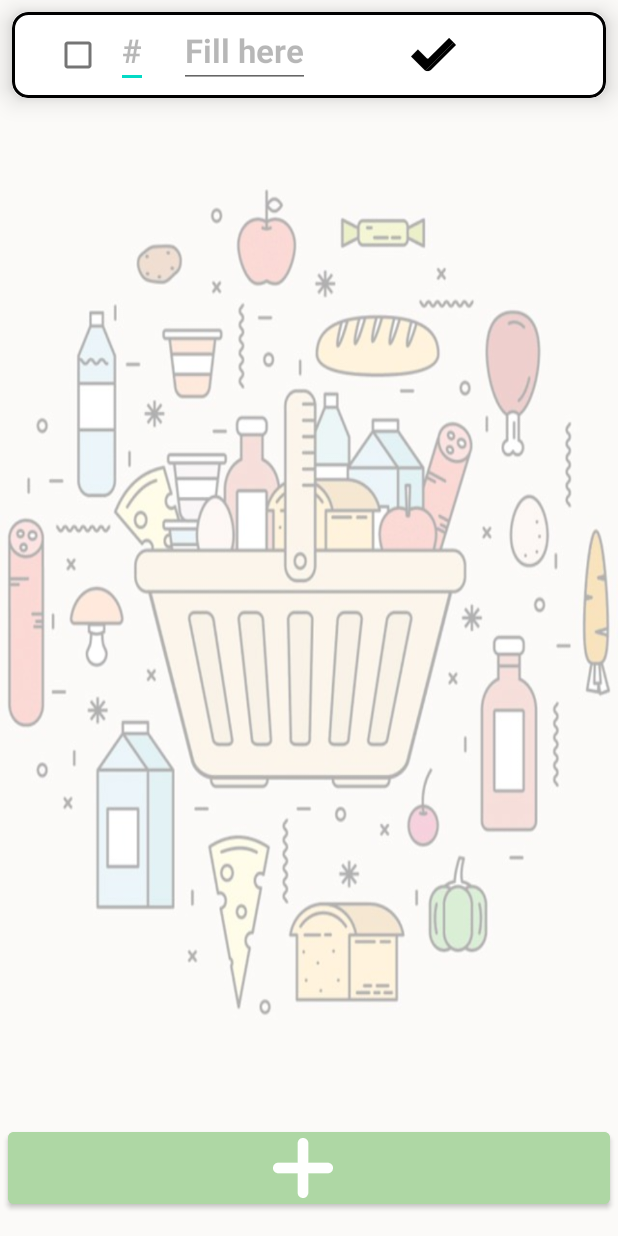
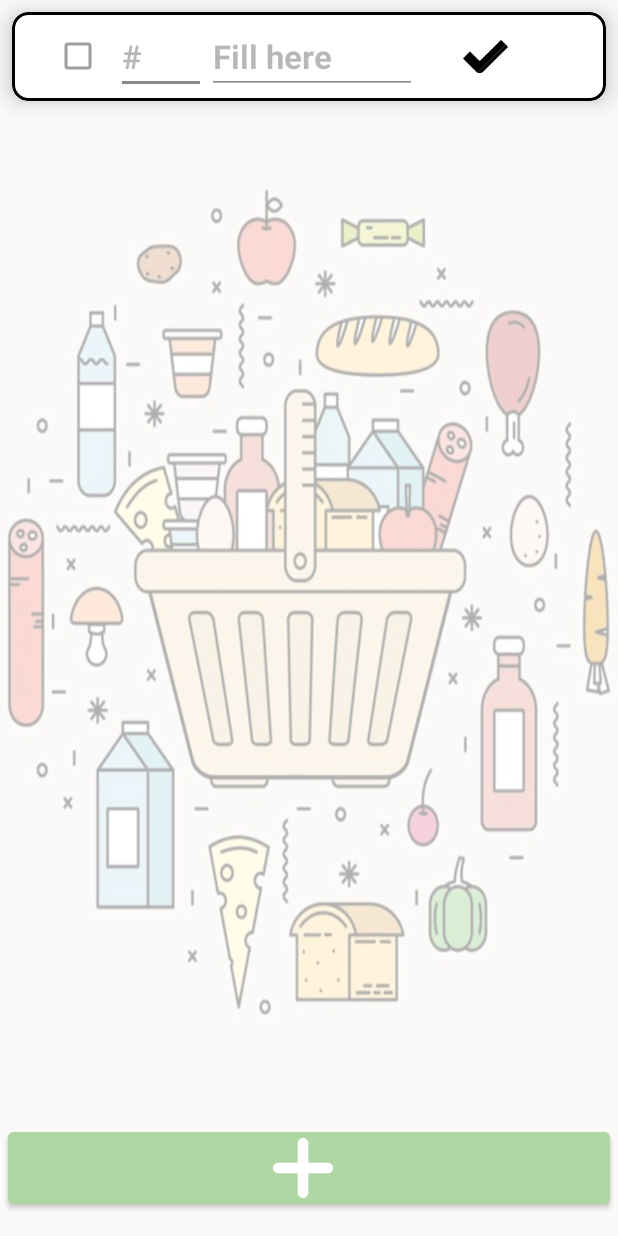
Before and after one commit to Talevin12/FamiOrg, an Android app: the ShoppingListActivity screen opened directly, with no data from a screen before it, after a tap on an icon or button, on a phone screen of 412 x 824 dp. Run offline under Robolectric (Android 15) with nearby library versions, the phone set to English and light mode, and no system bars; our stand-ins replace Firebase (no records; nobody signed in at launch, a user with empty details on screens opened directly); pictures from the network do not load; 2 statements that could not run were skipped.

Commit message:
Added the ability to reorder shared shopping list groceries

```diff
--- a/app/src/main/java/com/example/famiorg/activities/ShoppingListActivity.java
+++ b/app/src/main/java/com/example/famiorg/activities/ShoppingListActivity.java
@@ -118,7 +118,7 @@ public class ShoppingListActivity extends AppCompatActivity {
             adapter_groceries.editIsDone(((GroceryProduct) object).getId(), ((GroceryProduct) object).getIsDone(), true);
         };
 
-        callback_moveGroceryProduct = (Callback_DataManager) object -> adapter_groceries.moved(((int[]) object)[0], ((int[]) object)[1]);
+        callback_moveGroceryProduct = (Callback_DataManager) object -> adapter_groceries.moved((GroceryProduct) object);
 
         callback_removeGroceryProduct = (Callback_DataManager) object -> adapter_groceries.remove(((GroceryProduct) object).getId(), false);
     }
--- a/app/src/main/java/com/example/famiorg/logic/GroceryProduct.java
+++ b/app/src/main/java/com/example/famiorg/logic/GroceryProduct.java
@@ -1,6 +1,7 @@
 package com.example.famiorg.logic;
 
 import java.io.Serializable;
+import java.util.Objects;
 import java.util.UUID;
 
 public class GroceryProduct implements Serializable {
@@ -8,7 +9,7 @@ public class GroceryProduct implements Serializable {
     private String name = "";
     private float quantity;
     private boolean isDone;
-//    private int position;
+    private int position;
 
     public String getId() {
         return id.toString();
@@ -46,12 +47,25 @@ public class GroceryProduct implements Serializable {
         return this;
     }
 
-//    public int getPosition() {
-//        return position;
-//    }
-//
-//    public GroceryProduct setPosition(int position) {
-//        this.position = position;
-//        return this;
-//    }
+    public int getPosition() {
+        return position;
+    }
+
+    public GroceryProduct setPosition(int position) {
+        this.position = position;
+        return this;
+    }
+
+    @Override
+    public boolean equals(Object o) {
+        if (this == o) return true;
+        if (!(o instanceof GroceryProduct)) return false;
+        GroceryProduct that = (GroceryProduct) o;
+        return Float.compare(that.getQuantity(), getQuantity()) == 0 && isDone == that.isDone && getPosition() == that.getPosition() && Objects.equals(getId(), that.getId()) && Objects.equals(getName(), that.getName());
+    }
+
+    @Override
+    public int hashCode() {
+        return Objects.hash(getId(), getName(), getQuantity(), isDone, getPosition());
+    }
 }
--- a/app/src/main/res/layout/activity_edit_profile.xml
+++ b/app/src/main/res/layout/activity_edit_profile.xml
@@ -49,7 +49,8 @@
                     android:maxLength="15"
                     android:minWidth="270dp"
                     android:textAlignment="center"
-                    android:textColor="@color/black" />
+                    android:textColor="@color/black"
+                    android:textColorHint="#48000000" />
 
                 <com.google.android.material.floatingactionbutton.ExtendedFloatingActionButton
                     android:id="@+id/editProfile_IMG_BTN_checkEditName"
--- a/app/src/main/res/layout/list_grocery.xml
+++ b/app/src/main/res/layout/list_grocery.xml
@@ -1,5 +1,6 @@
 <?xml version="1.0" encoding="utf-8"?>
-<com.google.android.material.card.MaterialCardView xmlns:android="http://schemas.android.com/apk/res/android"
+<com.google.android.material.card.MaterialCardView
+    xmlns:android="http://schemas.android.com/apk/res/android"
     xmlns:app="http://schemas.android.com/apk/res-auto"
     android:layout_width="match_parent"
     android:layout_height="wrap_content"
@@ -25,31 +26,34 @@
                 android:layout_width="wrap_content"
                 android:layout_height="wrap_content"
                 android:layout_alignParentStart="true"
+                android:layout_centerVertical="true"
                 android:onClick="onCheckboxClicked" />
 
             <androidx.appcompat.widget.AppCompatTextView
                 android:id="@+id/grocery_LBL_groceryQuantity"
-                android:layout_width="wrap_content"
+                android:layout_width="55dp"
                 android:layout_height="wrap_content"
-                android:layout_alignBaseline="@+id/grocery_CHECKBOX_done"
+                android:layout_centerVertical="true"
                 android:layout_marginStart="5dp"
                 android:layout_toEndOf="@+id/grocery_CHECKBOX_done"
+                android:maxLength="4"
                 android:textColor="@color/black"
                 android:textSize="22dp"
                 android:textStyle="bold" />
 
             <androidx.appcompat.widget.AppCompatEditText
                 android:id="@+id/grocery_EDITTEXT_editQuantity"
-                android:layout_width="wrap_content"
+                android:layout_width="60dp"
                 android:layout_height="wrap_content"
-                android:layout_alignBaseline="@+id/grocery_CHECKBOX_done"
                 android:layout_alignStart="@+id/grocery_LBL_groceryQuantity"
                 android:layout_marginStart="-4dp"
                 android:hint="#"
                 android:inputType="numberDecimal|numberSigned"
+                android:maxLength="4"
                 android:minWidth="15dp"
                 android:textColor="@color/black"
                 android:textColorHint="#48000000"
+                android:backgroundTint="@color/gray"
                 android:textSize="22dp"
                 android:textStyle="bold"
                 android:visibility="invisible" />
@@ -58,8 +62,8 @@
                 android:id="@+id/grocery_LBL_groceryProduct"
                 android:layout_width="wrap_content"
                 android:layout_height="wrap_content"
-                android:layout_alignBaseline="@+id/grocery_LBL_groceryQuantity"
-                android:layout_marginStart="10dp"
+                android:layout_centerVertical="true"
+                android:layout_marginStart="5dp"
                 android:layout_toEndOf="@+id/grocery_LBL_groceryQuantity"
                 android:textColor="@color/black"
                 android:textSize="22dp"
@@ -67,15 +71,16 @@
 
             <androidx.appcompat.widget.AppCompatEditText
                 android:id="@+id/grocery_EDITTEXT_editName"
-                android:layout_width="wrap_content"
+                android:layout_width="140dp"
                 android:layout_height="wrap_content"
-                android:layout_alignBaseline="@+id/grocery_LBL_groceryProduct"
                 android:layout_alignStart="@+id/grocery_LBL_groceryProduct"
+                android:layout_centerVertical="true"
                 android:layout_marginStart="-4dp"
                 android:layout_toEndOf="@+id/grocery_EDITTEXT_editQuantity"
                 android:hint="Fill here"
-                android:maxLength="15"
+                android:maxLength="10"
                 android:textColor="@color/black"
+                android:backgroundTint="@color/gray"
                 android:textColorHint="#48000000"
                 android:textSize="22dp"
                 android:textStyle="bold"
@@ -87,7 +92,7 @@
                 android:layout_height="30dp"
                 android:layout_alignParentEnd="true"
                 android:layout_centerVertical="true"
-                android:layout_marginEnd="20dp"
+                android:layout_marginEnd="5dp"
                 android:background="@drawable/ic_trash"
                 android:backgroundTint="@color/black" />
 
@@ -96,7 +101,7 @@
                 android:layout_width="30dp"
                 android:layout_height="30dp"
                 android:layout_centerVertical="true"
-                android:layout_marginEnd="30dp"
+                android:layout_marginEnd="10dp"
                 android:layout_toStartOf="@+id/grocery_IMG_BTN_delete"
                 android:background="@drawable/ic_pencil"
                 android:backgroundTint="@color/black" />
@@ -106,7 +111,7 @@
                 android:layout_width="30dp"
                 android:layout_height="30dp"
                 android:layout_centerVertical="true"
-                android:layout_marginEnd="30dp"
+                android:layout_marginEnd="10dp"
                 android:layout_toStartOf="@+id/grocery_IMG_BTN_delete"
                 android:background="@drawable/ic_check"
                 android:backgroundTint="@color/black"
```
Also changed, not shown: app/src/main/java/com/example/famiorg/DataManager.java (+7 -7 lines), app/src/main/java/com/example/famiorg/adapters/Adapter_GroceryProduct.java (+91 -79 lines).
